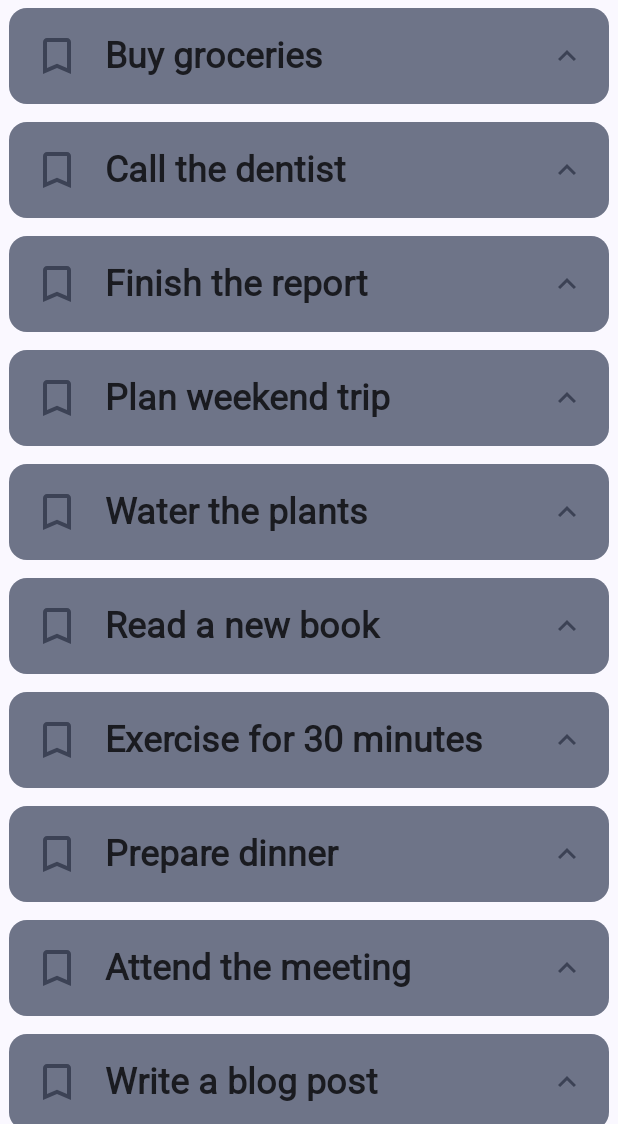
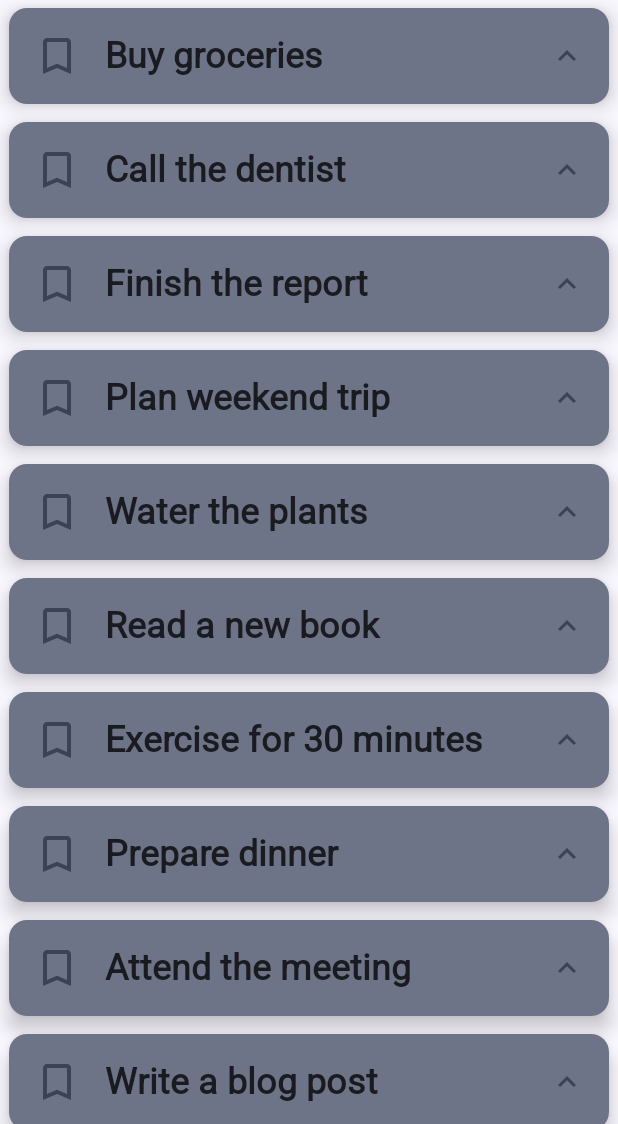
Before and after one commit to panvkk/Android, an Android app built with Jetpack Compose: the screen it shows after launch (MainActivity), on a phone screen of 412 x 824 dp, the part 112-1236 px from its top. Run offline under Robolectric (Android 15) with nearby library versions, the phone set to English and light mode, and no system bars.

Commit message:
past 3 weeks exercices

```diff
--- a/Practice/Notes/app/src/main/java/com/example/notes/MainActivity.kt
+++ b/Practice/Notes/app/src/main/java/com/example/notes/MainActivity.kt
@@ -1,6 +1,8 @@
 package com.example.notes
 
+import android.content.ContentValues.TAG
 import android.os.Bundle
+import android.util.Log
 import androidx.activity.ComponentActivity
 import androidx.activity.compose.setContent
 import androidx.activity.enableEdgeToEdge
@@ -28,6 +30,7 @@ import androidx.compose.material.icons.filled.BookmarkBorder
 import androidx.compose.material.icons.filled.ExpandLess
 import androidx.compose.material.icons.filled.ExpandMore
 import androidx.compose.material3.Card
+import androidx.compose.material3.CardDefaults
 import androidx.compose.material3.Icon
 import androidx.compose.material3.MaterialTheme
 import androidx.compose.material3.Scaffold
@@ -45,6 +48,7 @@ import androidx.compose.ui.res.dimensionResource
 import androidx.compose.ui.res.painterResource
 import androidx.compose.ui.res.stringResource
 import androidx.compose.ui.tooling.preview.Preview
+import androidx.compose.ui.unit.dp
 import com.example.notes.model.Note
 import com.example.notes.model.getNotes
 import com.example.notes.ui.theme.NotesTheme
@@ -58,6 +62,7 @@ class MainActivity : ComponentActivity() {
         }
     }
 }
+
 
 @Composable
 fun NotesApp(notes: List<Note>, modifier: Modifier = Modifier) {
@@ -90,9 +95,9 @@ fun NoteCard(note: Note, modifier: Modifier = Modifier) {
     )
 
     Card(
-        shape = MaterialTheme.shapes.medium,
-        modifier = modifier
-            .clickable { expanded = !expanded }
+        modifier = modifier,
+        elevation = CardDefaults.elevatedCardElevation(defaultElevation = 8.dp),
+        shape = MaterialTheme.shapes.medium
     ) {
         Column(
             modifier = Modifier
@@ -103,6 +108,7 @@ fun NoteCard(note: Note, modifier: Modifier = Modifier) {
                     )
                 )
                 .background(color = color)
+                .clickable { expanded = !expanded }
         ) {
             Row(
                 verticalAlignment = Alignment.CenterVertically
```
